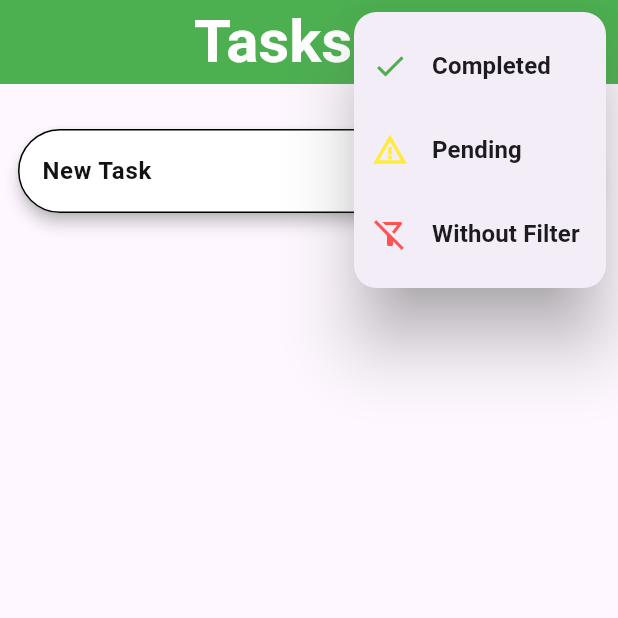
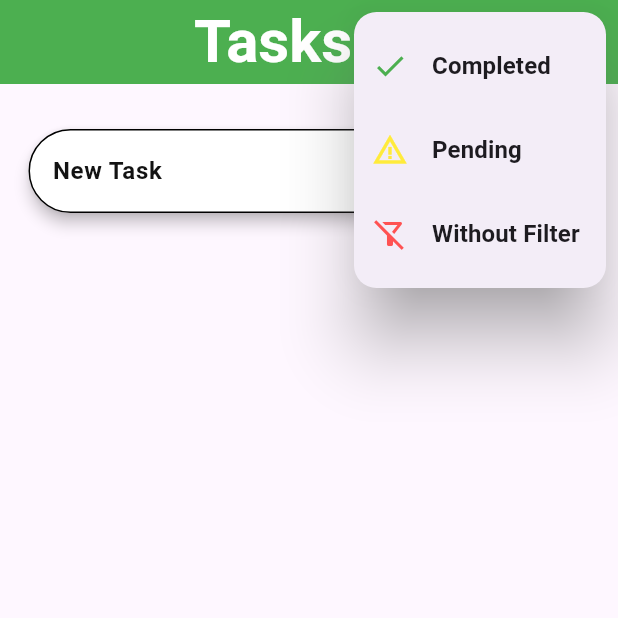
Before and after one commit to renigoms/Desafio-01, a Flutter app: the screen it shows after launch, after a tap on the "filter alt" icon, on a phone screen of 412 x 824 dp, the top half of it. Run offline on Flutter 3.47's test engine with Material 3 defaults, Android fonts, the phone set to English and light mode, and no system bars; our stand-ins replace fl_chart, go_router, shared_preferences.

```diff
--- a/task_list_challenge_1/lib/app/configuration/section_configuration.dart
+++ b/task_list_challenge_1/lib/app/configuration/section_configuration.dart
@@ -2,8 +2,9 @@ import 'package:fl_chart/fl_chart.dart';
 import 'package:flutter/material.dart';
 
 abstract class SectionConfig {
-  static String _percentToString(double percent) =>
-      "${(double.parse(percent.toStringAsPrecision(2)) * 100).toStringAsPrecision(2)}%";
+  static String _percentToString(double percent) => percent != 1
+      ? "${(double.parse(percent.toStringAsPrecision(2)) * 100).toStringAsPrecision(2)}%"
+      : "${(percent * 100).toInt()}%";
 
   static PieChartSectionData pieChartSectionDataConfig(
           bool isTouchedCompleted, double percent, Color color) =>
--- a/task_list_challenge_1/lib/app/pages/task_page.dart
+++ b/task_list_challenge_1/lib/app/pages/task_page.dart
@@ -51,7 +51,7 @@ class _TaskPageState extends State<TaskPage> {
             ),
           ),
           actions: const [
-            PopUpMenuButtonConfig(),
+            FilterButtonConfig(),
           ],
         ),
         body: SingleChildScrollView(
--- a/task_list_challenge_1/lib/app/widgets/progress_chart/tasks_not_found.dart
+++ b/task_list_challenge_1/lib/app/widgets/progress_chart/tasks_not_found.dart
@@ -1,15 +1,35 @@
 import 'package:flutter/material.dart';
+import 'package:provider/provider.dart';
+import 'package:task_list_challenge_1/app/controller/progress_controller.dart';
 
 class TaskNotFound extends StatelessWidget {
   const TaskNotFound({super.key});
 
   @override
   Widget build(BuildContext context) {
-    return const Column(
+    final height = MediaQuery.of(context).size.height;
+    final width = MediaQuery.of(context).size.width;
+    return Consumer<ProgressController>(
+        builder: (_, progressController, widget) {
+      return RefreshIndicator(
+        color: Colors.green,
+        onRefresh: () async {
+          await progressController.calculatePercentCompleted();
+          await progressController.calculatePercentPending();
+        },
+        child: ListView(
+          children: [
+            Container(
+              padding: EdgeInsets.only(
+                bottom: height - 650,
+              ),
+              width: width,
+              height: height,
+              child: const Column(
                 mainAxisAlignment: MainAxisAlignment.center,
                 children: [
                   Icon(
-          Icons.close,
+                    Icons.no_sim_outlined,
                     color: Colors.red,
                     size: 200,
                   ),
@@ -21,6 +41,11 @@ class TaskNotFound extends StatelessWidget {
                     ),
                   ),
                 ],
+              ),
+            ),
+          ],
+        ),
       );
+    });
   }
 }
--- a/task_list_challenge_1/lib/app/widgets/task/add_tasks.dart
+++ b/task_list_challenge_1/lib/app/widgets/task/add_tasks.dart
@@ -12,7 +12,7 @@ class AddTasks extends StatelessWidget {
   Widget build(BuildContext context) {
     return Consumer<TaskController>(builder: (_, taskController, widget) {
       return Padding(
-        padding: const EdgeInsets.all(8.0),
+        padding: const EdgeInsets.symmetric(vertical: 8.0, horizontal: 15),
         child: Card(
           color: Colors.white,
           elevation: 4,
--- a/task_list_challenge_1/lib/app/widgets/task/edit_task.dart
+++ b/task_list_challenge_1/lib/app/widgets/task/edit_task.dart
@@ -41,6 +41,7 @@ class EditConfigWidget extends StatelessWidget {
                         shape: RoundedRectangleBorder(
                             borderRadius: BorderRadius.circular(20)),
                         child: TextFormField(
+                          cursorColor: Colors.black,
                           decoration: const InputDecoration(
                             enabledBorder: OutlineInputBorder(
                               borderRadius: BorderRadius.all(
--- a/task_list_challenge_1/lib/app/widgets/task/menu_button.dart
+++ b/task_list_challenge_1/lib/app/widgets/task/menu_button.dart
@@ -3,14 +3,14 @@ import 'package:provider/provider.dart';
 import 'package:task_list_challenge_1/app/controller/task_controller.dart';
 import 'package:task_list_challenge_1/app/widgets/listtile_config.dart';
 
-class PopUpMenuButtonConfig extends StatefulWidget {
-  const PopUpMenuButtonConfig({super.key});
+class FilterButtonConfig extends StatefulWidget {
+  const FilterButtonConfig({super.key});
 
   @override
-  State<PopUpMenuButtonConfig> createState() => _PopUpMenuButtonConfigState();
+  State<FilterButtonConfig> createState() => _FilterButtonConfigState();
 }
 
-class _PopUpMenuButtonConfigState extends State<PopUpMenuButtonConfig> {
+class _FilterButtonConfigState extends State<FilterButtonConfig> {
   final List<Map<String, dynamic>> _detailsConfig = [
     {
       "title": "Completed",
@@ -49,11 +49,9 @@ class _PopUpMenuButtonConfigState extends State<PopUpMenuButtonConfig> {
     );
   }
 
-
   @override
   Widget build(BuildContext context) {
-    return Consumer<TaskController>(
-      builder: (_, taskController, widget) {
+    return Consumer<TaskController>(builder: (_, taskController, widget) {
       return PopupMenuButton(
         onSelected: (value) {
           try {
@@ -81,7 +79,6 @@ class _PopUpMenuButtonConfigState extends State<PopUpMenuButtonConfig> {
         iconSize: 30,
         itemBuilder: (BuildContext bc) => popupMenuEntryList,
       );
-      }
-    );
+    });
   }
 }
```
Lines whose indentation alone changed are shown as unchanged.
